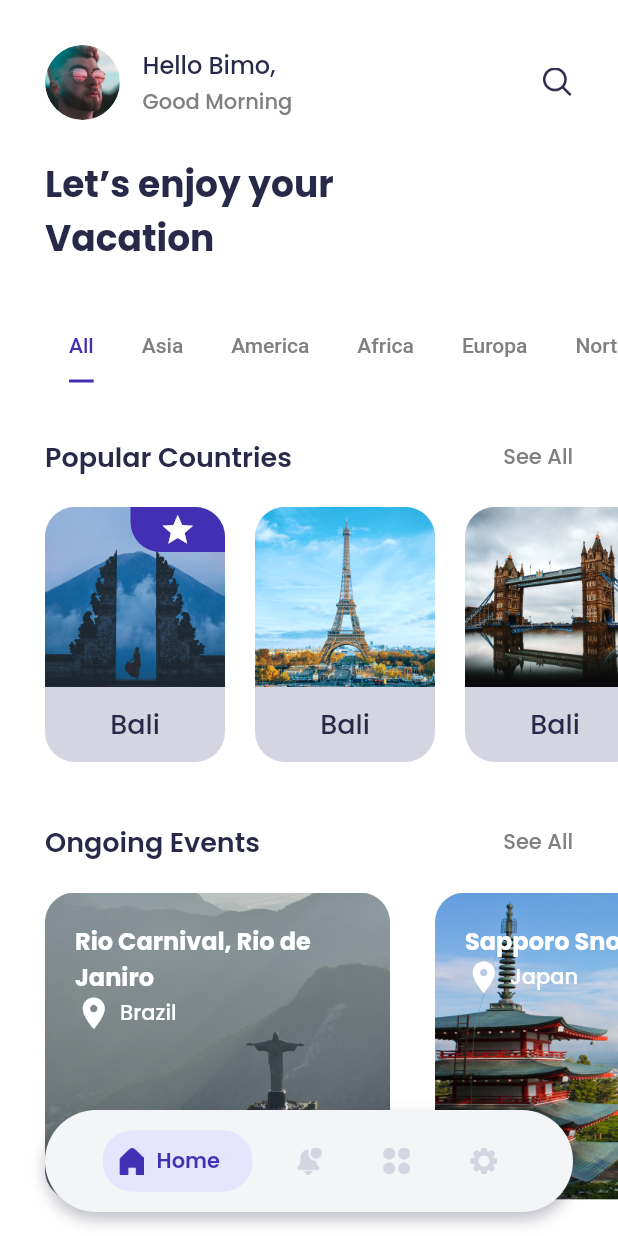
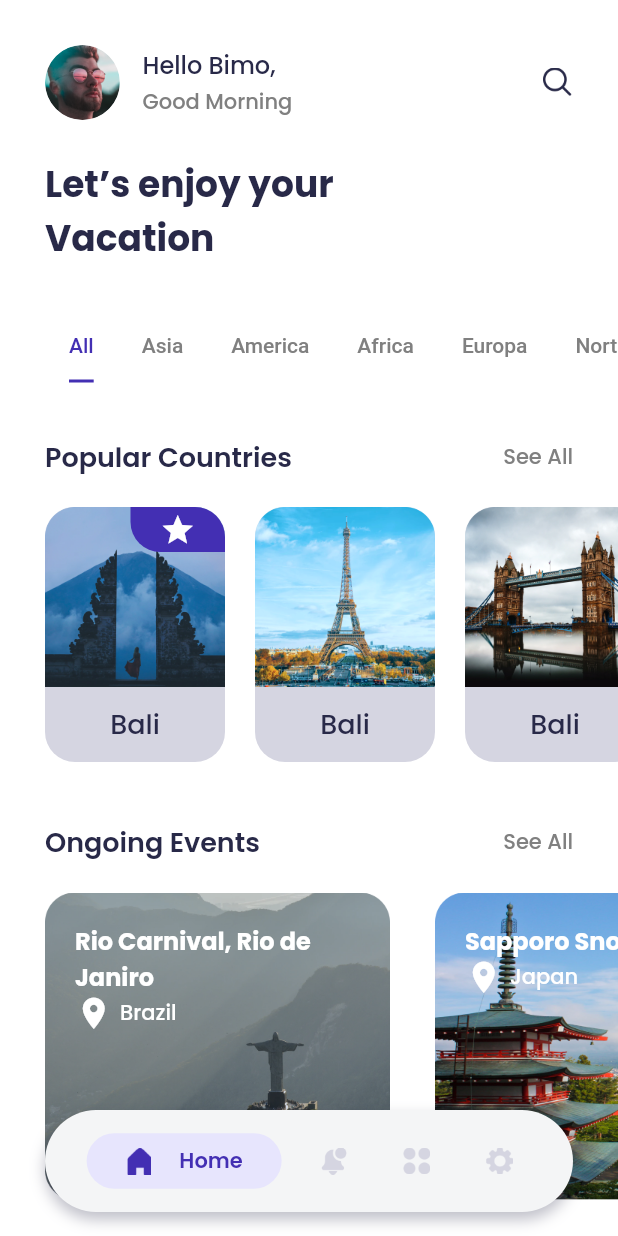
Before and after one commit to ziss11/travel-app-ui, a Flutter app: the screen it shows after launch, on a phone screen of 412 x 824 dp. Run offline on Flutter 3.47's test engine with Material 2 defaults, Android fonts, the phone set to English and light mode, and no system bars; our stand-ins replace google_fonts.

Commit message:
add navbar animation

```diff
--- a/lib/pages/home_page.dart
+++ b/lib/pages/home_page.dart
@@ -63,9 +63,12 @@ class _HomePageState extends State<HomePage>
                     ],
                   ),
                 ),
-                Image.asset(
-                  'assets/search_btn.png',
-                  width: 20,
+                InkWell(
+                  onTap: () {},
+                  child: Image.asset(
+                    'assets/search_btn.png',
+                    width: 20,
+                  ),
                 ),
               ],
             ),
--- a/lib/widgets/custom_navbar.dart
+++ b/lib/widgets/custom_navbar.dart
@@ -22,9 +22,10 @@ class _CustomNavbarState extends State<CustomNavbar> {
           });
         },
         child: AnimatedContainer(
-          width: currentIndex == index ? 100 : 40,
+          width: currentIndex == index ? 130 : 40,
+          curve: Curves.easeInCubic,
           duration: const Duration(milliseconds: 400),
-          padding: const EdgeInsets.all(10),
+          padding: const EdgeInsets.all(8),
           decoration: BoxDecoration(
             color: currentIndex == index ? kLightPurple : Colors.transparent,
             borderRadius: BorderRadius.circular(
@@ -32,6 +33,8 @@ class _CustomNavbarState extends State<CustomNavbar> {
             ),
           ),
           child: Row(
+            mainAxisAlignment: MainAxisAlignment.spaceEvenly,
+            mainAxisSize: MainAxisSize.max,
             children: [
               Image.asset(
                 icon,
@@ -39,11 +42,8 @@ class _CustomNavbarState extends State<CustomNavbar> {
                 height: 18,
                 color: currentIndex == index ? kPurpleColor : kGreyColor,
               ),
-              SizedBox(
-                width: currentIndex == index ? 8 : 0,
-              ),
               currentIndex == index
-                  ? Expanded(
+                  ? Flexible(
                       child: Text(
                         name,
                         style: kSubtitle.copyWith(
@@ -76,8 +76,7 @@ class _CustomNavbarState extends State<CustomNavbar> {
         ],
       ),
       child: Row(
-        mainAxisAlignment: MainAxisAlignment.spaceEvenly,
-        mainAxisSize: MainAxisSize.min,
+        mainAxisAlignment: MainAxisAlignment.spaceAround,
         children: [
           _navbarIcon(
             0,
--- a/pubspec.yaml
+++ b/pubspec.yaml
@@ -33,12 +33,6 @@ dependencies:
   google_fonts: ^2.1.0
 
 dev_dependencies:
-
-  # The "flutter_lints" package below contains a set of recommended lints to
-  # encourage good coding practices. The lint set provided by the package is
-  # activated in the `analysis_options.yaml` file located at the root of your
-  # package. See that file for information about deactivating specific lint
-  # rules and activating additional ones.
   flutter_lints: ^1.0.0
   flutter_test:
     sdk: flutter
```
